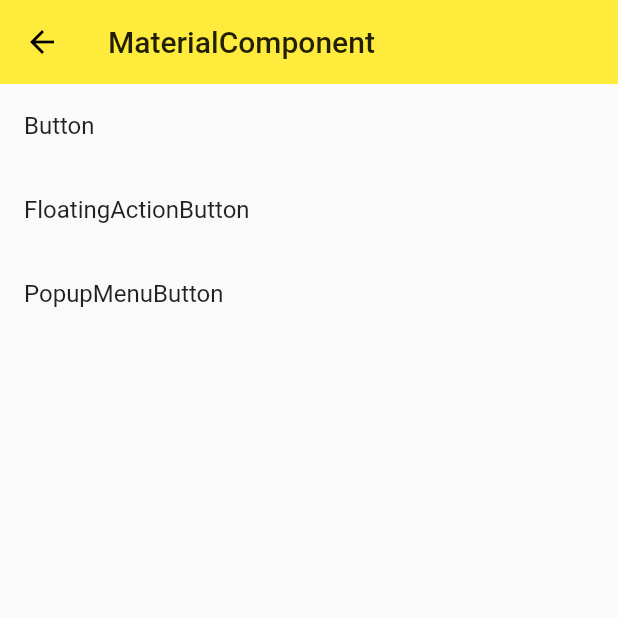
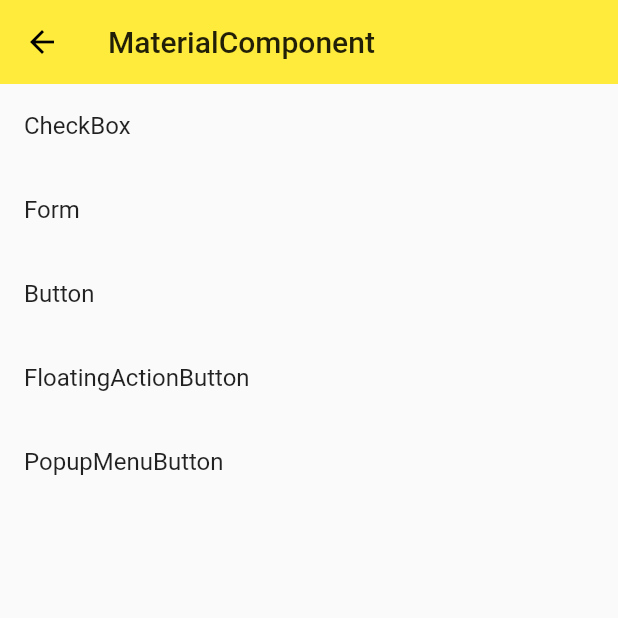
Before and after one commit to XYXiaoYuan/flutter_study, a Flutter app: the MaterialComponent screen opened by its route, on a phone screen of 412 x 824 dp, the top half of it. Run offline on Flutter 3.47's test engine with Material 2 defaults, Android fonts, the phone set to English and light mode, and no system bars; network calls fail.

Commit message:
创建用户输入相关的小部件的演示页面

```diff
--- a/flutter_study/lib/demo/material_components.dart
+++ b/flutter_study/lib/demo/material_components.dart
@@ -4,7 +4,9 @@ import 'package:flutter_study/demo/popup_menu_button_demo.dart';
 import 'package:flutter_study/demo/util/tab_navigator.dart';
 
 import 'button_demo.dart';
+import 'checkbox_demo.dart';
 import 'floating_action_demo.dart';
+import 'form_demo.dart';
 
 class MaterialComponent extends StatelessWidget {
   @override
@@ -16,6 +18,8 @@ class MaterialComponent extends StatelessWidget {
       ),
       body: ListView(
         children: <Widget>[
+          ListItem(title: 'CheckBox', page: CheckBoxDemo()),
+          ListItem(title: 'Form', page: FormDemo()),
           ListItem(title: 'Button', page: ButtonDemo()),
           ListItem(title: 'FloatingActionButton', page: FloatingActionButtonDemo()),
           ListItem(title: 'PopupMenuButton', page: PopupMenuButtonDemo()),
```
Also changed, not shown: flutter_study/lib/demo/checkbox_demo.dart (added, +21 -0 lines).
